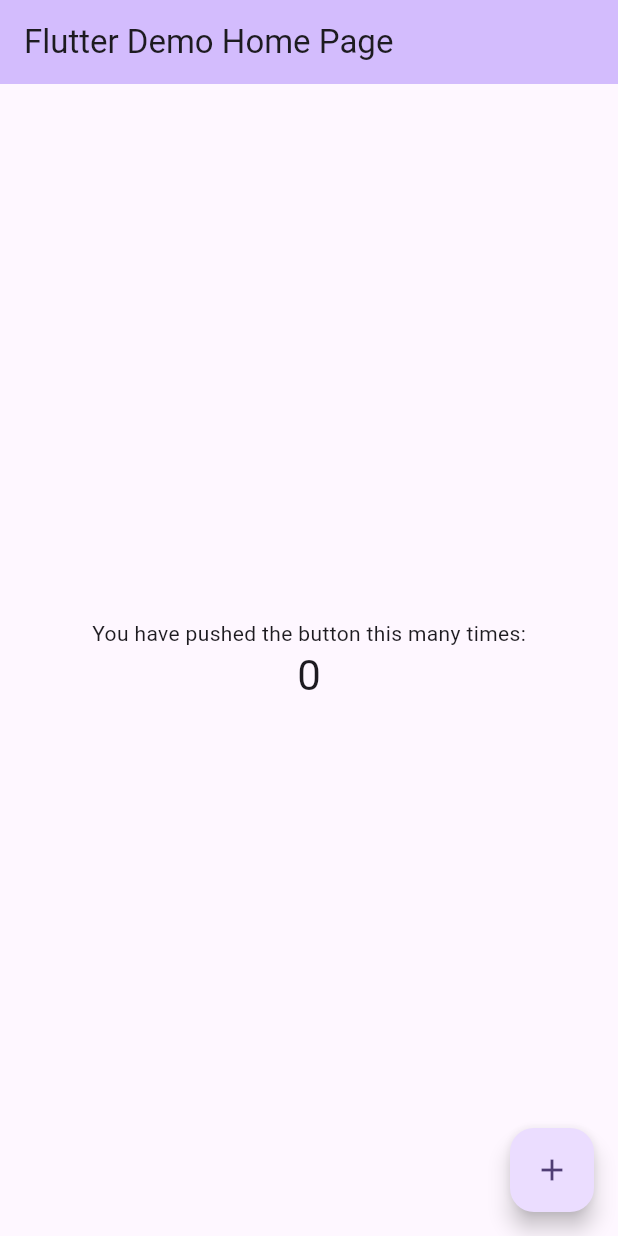
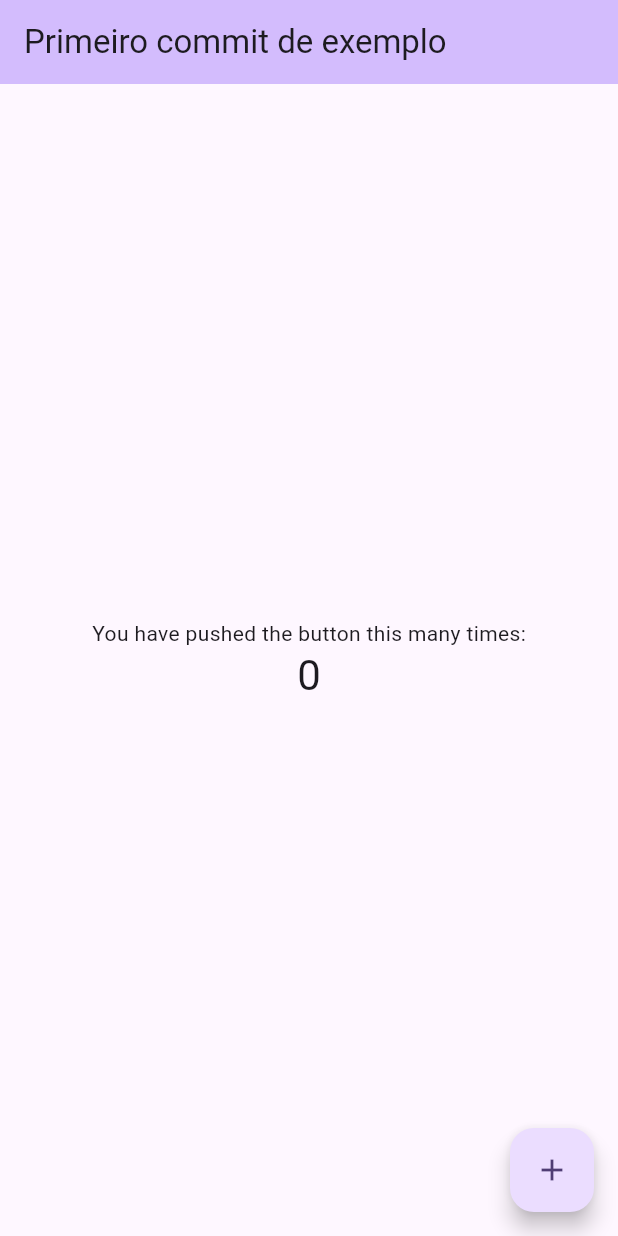
Before and after one commit to vdmsantos/economiza-facil, a Flutter app: the screen it shows after launch, on a phone screen of 412 x 824 dp. Run offline on Flutter 3.47's test engine with Material 3 defaults, Android fonts, the phone set to English and light mode, and no system bars.

Commit message:
envia primeiro commit de teste

```diff
--- a/lib/main.dart
+++ b/lib/main.dart
@@ -15,7 +15,7 @@ class MyApp extends StatelessWidget {
         colorScheme: ColorScheme.fromSeed(seedColor: Colors.deepPurple),
         useMaterial3: true,
       ),
-      home: const MyHomePage(title: 'Flutter Demo Home Page'),
+      home: const MyHomePage(title: 'Primeiro commit de exemplo'),
     );
   }
 }
```
